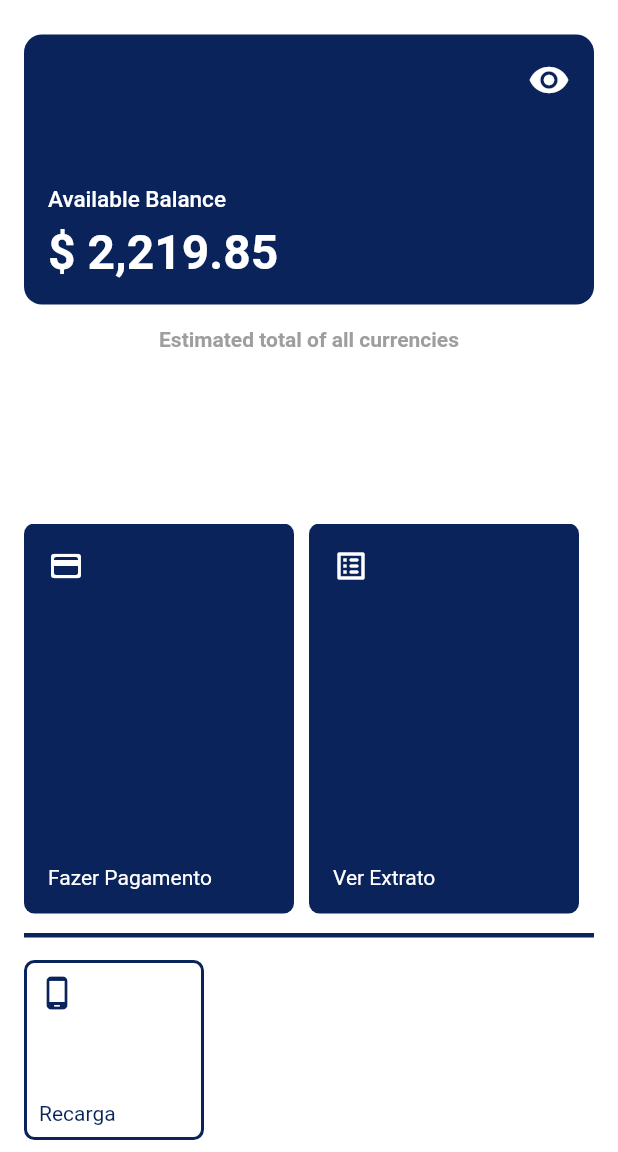
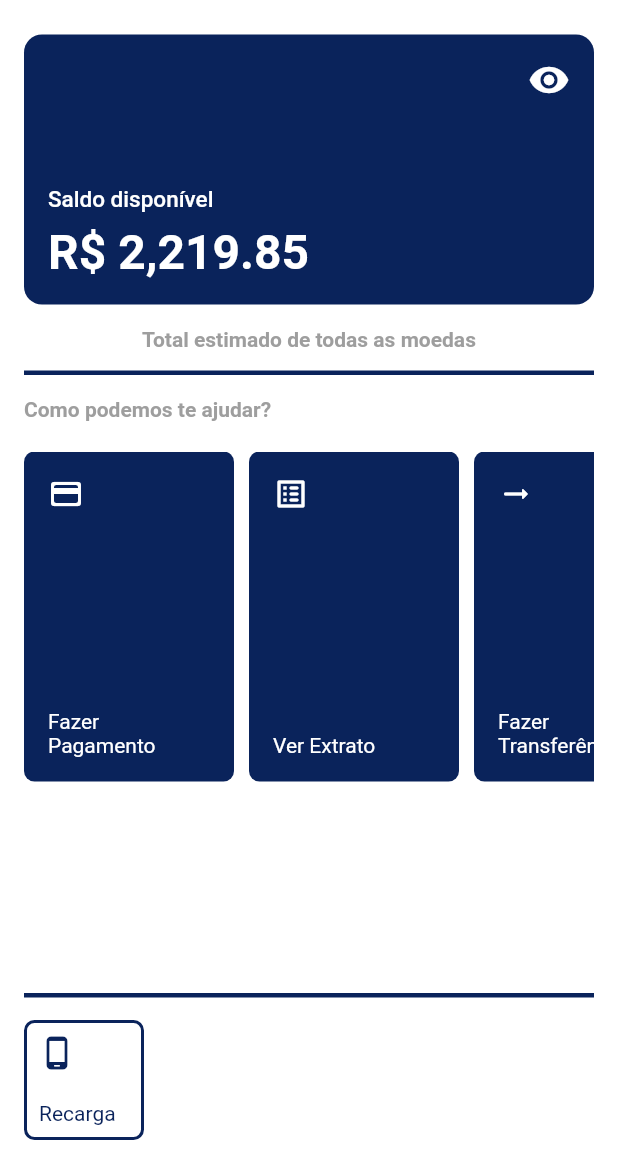
Before and after one commit to paulovictor11/payment-app, a Flutter app: the screen it shows after launch, after a tap on "Log In", on a phone screen of 412 x 824 dp, the part 84-1236 px from its top. Run offline on Flutter 3.47's test engine with Material 2 defaults, Android fonts, the phone set to English and light mode, and no system bars; our stand-ins replace custom_navigation_bar.

```diff
--- a/lib/views/components/cards/home_card.dart
+++ b/lib/views/components/cards/home_card.dart
@@ -21,7 +21,7 @@ class HomeCard extends StatelessWidget {
     return new GestureDetector(
       onTap: onTap,
       child: new Container(
-        width: 180,
+        width: 140,
         padding: const EdgeInsets.all(16),
         decoration: new BoxDecoration(
           color: primaryColor,
--- a/lib/views/components/cards/home_outline_card.dart
+++ b/lib/views/components/cards/home_outline_card.dart
@@ -20,7 +20,7 @@ class HomeOutlineCard extends StatelessWidget {
     return new GestureDetector(
       onTap: onTap,
       child: new Container(
-        width: 120,
+        width: 80,
         padding: const EdgeInsets.all(8),
         decoration: new BoxDecoration(
           border: Border.all(
--- a/lib/views/layouts/home.dart
+++ b/lib/views/layouts/home.dart
@@ -1,7 +1,9 @@
+import 'package:flutter/cupertino.dart';
 import 'package:flutter/material.dart';
 import 'package:payment_app/views/components/cards/home_card.dart';
 import 'package:payment_app/views/components/cards/home_outline_card.dart';
-import 'package:payment_app/views/components/tiles/ws_transations_tile.dart';
+import 'package:payment_app/views/layouts/request.dart';
+import 'package:payment_app/views/pages/request/from.dart';
 import 'package:payment_app/views/pages/transaction/transaction.dart';
 
 class HomeLayout extends StatefulWidget {
@@ -41,7 +43,7 @@ class _HomeLayoutState extends State<HomeLayout> {
           ),
           new Spacer(),
           new Text(
-            'Available Balance',
+            'Saldo disponível',
             style: new TextStyle(
               color: Colors.white,
               fontSize: 15,
@@ -50,7 +52,7 @@ class _HomeLayoutState extends State<HomeLayout> {
           ),
           new SizedBox(height: 7),
           new Text(
-            '\$ 2,219.85',
+            'R\$ 2,219.85',
             style: new TextStyle(
               color: Colors.white,
               fontSize: 32,
@@ -58,27 +60,6 @@ class _HomeLayoutState extends State<HomeLayout> {
             ),
           ),
         ],
-      ),
-    );
-  }
-
-  Widget _titleTile() {
-    return new ListTile(
-      onTap: () => Navigator.of(context).push(
-        new MaterialPageRoute(builder: (_) => new TransactionPage())
-      ),
-      title: new Text(
-        'Transactions',
-        style: new TextStyle(
-          color: primaryColor,
-          fontSize: 18,
-          fontWeight: FontWeight.w700
-        ),
-      ),
-      trailing: new Icon(
-        Icons.arrow_forward_rounded,
-        color: primaryColor,
-        size: 26,
       ),
     );
   }
@@ -96,7 +77,7 @@ class _HomeLayoutState extends State<HomeLayout> {
           new SizedBox(height: 15),
           new Center(
             child: new Text(
-              'Estimated total of all currencies',
+              'Total estimado de todas as moedas',
               style: new TextStyle(
                 color: Colors.grey,
                 fontSize: 14,
@@ -104,10 +85,26 @@ class _HomeLayoutState extends State<HomeLayout> {
               ),
             ),
           ),
-          new Spacer(),
+          new SizedBox(height: 15),
+          new Divider(
+            height: 1,
+            thickness: 3,
+            color: primaryColor,
+          ),
+          new SizedBox(height: 15),
+          new Text(
+            'Como podemos te ajudar?',
+            style: new TextStyle(
+              color: Colors.grey,
+              fontSize: 14,
+              fontWeight: FontWeight.w700
+            ),
+          ),
+          new SizedBox(height: 20),
           new Container(
-            height: 260,
+            height: 220,
             child: new ListView(
+              physics: new BouncingScrollPhysics(),
               scrollDirection: Axis.horizontal,
               children: [
                 new HomeCard(
@@ -125,18 +122,22 @@ class _HomeLayoutState extends State<HomeLayout> {
                 new HomeCard(
                   icon: Icons.arrow_right_alt_rounded,
                   label: 'Fazer Transferência',
-                  onTap: () {}
+                  onTap: () => Navigator.of(context).push(
+                    new CupertinoPageRoute(builder: (_) => new TransactionPage())
+                  )
                 ),
                 new SizedBox(width: 10),
                 new HomeCard(
                   icon: Icons.arrow_upward_rounded,
                   label: 'Fazer Depósito',
-                  onTap: () {}
+                  onTap: () => Navigator.of(context).push(
+                    new CupertinoPageRoute(builder: (_) => new RequestLayout())
+                  )
                 ),
               ],
             ),
           ),
-          new SizedBox(height: 15),
+          new Spacer(),
           new Divider(
             height: 1,
             thickness: 3,
@@ -144,8 +145,9 @@ class _HomeLayoutState extends State<HomeLayout> {
           ),
           new SizedBox(height: 15),
           new Container(
-            height: 120,
+            height: 80,
             child: new ListView(
+              physics: new BouncingScrollPhysics(),
               scrollDirection: Axis.horizontal,
               children: [
                 new HomeOutlineCard(
@@ -157,60 +159,6 @@ class _HomeLayoutState extends State<HomeLayout> {
               ],
             ),
           ),
-          // new Expanded(
-          //   child: new ListView(
-          //     children: [
-          //       new Padding(
-          //         padding: const EdgeInsets.only(left: 20),
-          //         child: new Text(
-          //           '25/02/2021',
-          //           style: new TextStyle(
-          //             color: Colors.grey,
-          //             fontSize: 13,
-          //             fontWeight: FontWeight.bold
-          //           ),
-          //         ),
-          //       ),
-          //       new SizedBox(height: 5),
-          //       new WsTransactionsTile(
-          //         icon: Icons.person,
-          //         title: 'Amenda Lewis',
-          //         subtitle: 'Payment received',
-          //         currency: '57.01',
-          //         onTap: () {}
-          //       ),
-          //       new WsTransactionsTile(
-          //         icon: Icons.person,
-          //         title: 'Jose Young',
-          //         subtitle: 'Payment sended',
-          //         currency: '19.63',
-          //         isNegative: true,
-          //         onTap: () {}
-          //       ),
-          //       new WsTransactionsTile(
-          //         icon: Icons.person,
-          //         title: 'Janice Brewer',
-          //         subtitle: 'Payment received',
-          //         currency: '114.00',
-          //         onTap: () {}
-          //       ),
-          //       new WsTransactionsTile(
-          //         icon: Icons.person,
-          //         title: 'Phoebe Buffay',
-          //         subtitle: 'Payment received',
-          //         currency: '70.16',
-          //         onTap: () {}
-          //       ),
-          //       new WsTransactionsTile(
-          //         icon: Icons.person,
-          //         title: 'Monica Geller',
-          //         subtitle: 'Payment received',
-          //         currency: '44.50',
-          //         onTap: () {}
-          //       ),
-          //     ],
-          //   ),
-          // )
         ],
       ),
     );
--- a/lib/views/pages/transaction/transaction.dart
+++ b/lib/views/pages/transaction/transaction.dart
@@ -23,7 +23,7 @@ class _TransactionPageState extends State<TransactionPage> {
         elevation: 0,
         centerTitle: true,
         title: new Text(
-          'Transactions',
+          'Transferência',
           style: new TextStyle(
             color: primaryColor,
             fontSize: 18,
```
Also changed, not shown: lib/views/layouts/request.dart (+40 -4 lines).
